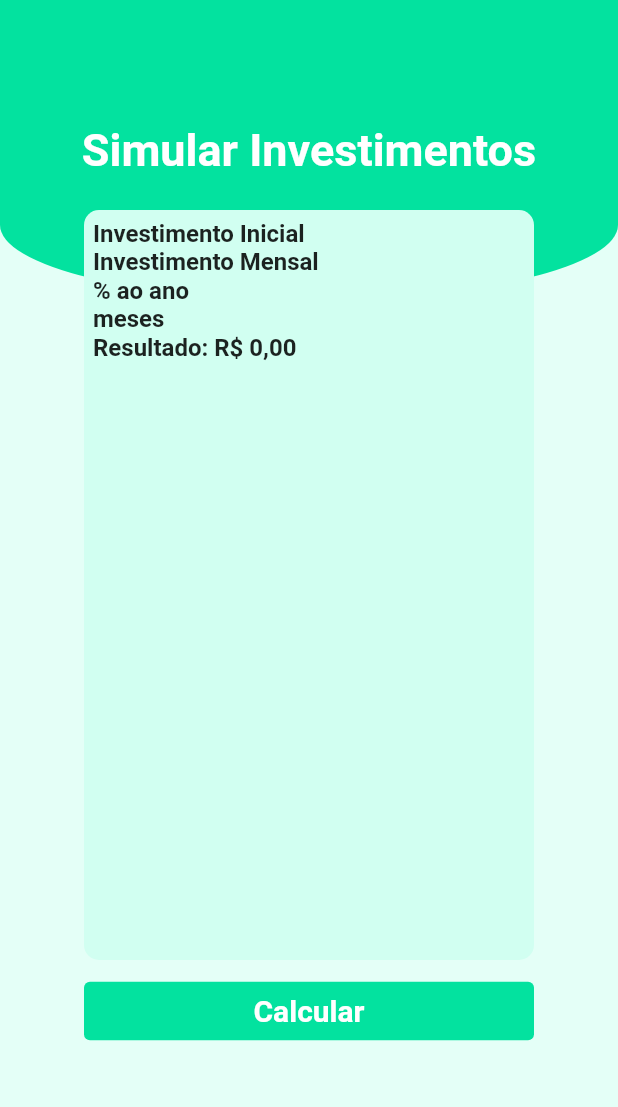
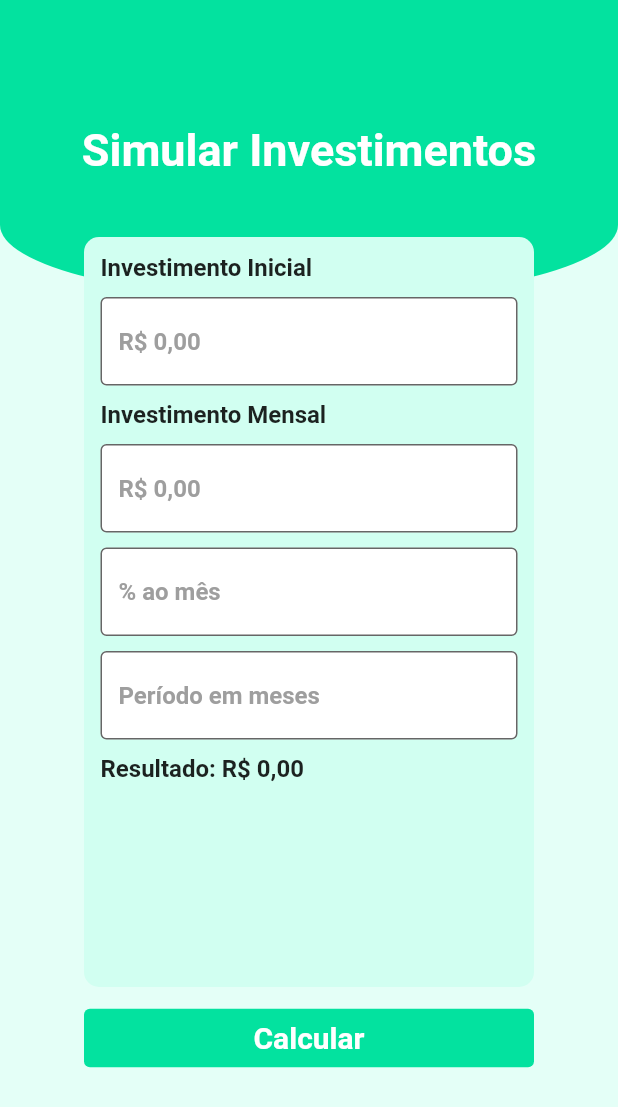
Before and after one commit to ElianMariano/sinvestimentos, a Flutter app: the screen it shows after launch, on a phone screen of 412 x 824 dp. Shown: the top 1107 px of the screen. Run offline on Flutter 3.47's test engine with Material 2 defaults, Android fonts, the phone set to English and light mode, and no system bars.

Commit message:
TextField

```diff
--- a/lib/main.dart
+++ b/lib/main.dart
@@ -64,6 +64,11 @@ class CalculateInfo extends StatefulWidget {
 }
 
 class _CalculateInfoState extends State<CalculateInfo> {
+  double inicial = 0;
+  double mensal = 0;
+  double percent = 0;
+  int periodo = 0;
+
   void calcular(){
     print("Hello");
   }
@@ -71,50 +76,106 @@ class _CalculateInfoState extends State<CalculateInfo> {
   @override
   Widget build(BuildContext context) {
     return Center(
+      child: SingleChildScrollView(
         child: Column(
           children: [
             const SizedBox(
-            height: 140,
+              height: 50,
             ),
             Container(
               child: Padding(
-              padding: EdgeInsets.all(6),
+                padding: const EdgeInsets.all(6),
                 child: Column(
                   crossAxisAlignment: CrossAxisAlignment.start,
-                  children: [
-                    Text(
+                    children: const [
+                      Padding(
+                        padding: EdgeInsets.all(5),
+                        child: Text(
                           'Investimento Inicial',
                           style: TextStyle(
                               fontWeight: FontWeight.bold,
                               fontSize: 16
                           ),
                         ),
-                    Text(
+                      ),
+                      Padding(
+                        padding: EdgeInsets.all(5),
+                        child: TextField(
+                          decoration: InputDecoration(
+                              filled: true,
+                              fillColor: Colors.white,
+                              border: OutlineInputBorder(),
+                              hintText: 'R\$ 0,00',
+                              hintStyle: TextStyle(
+                                  fontWeight: FontWeight.w600,
+                                  color: Colors.grey
+                              )
+                          ),
+                        ),
+                      ),
+                      Padding(
+                        padding: EdgeInsets.all(5),
+                        child: Text(
                           'Investimento Mensal',
                           style: TextStyle(
                               fontWeight: FontWeight.bold,
                               fontSize: 16
                           ),
                         ),
-                    Text(
-                      '% ao ano',
+                      ),
+                      Padding(
+                        padding: EdgeInsets.all(5),
+                        child: TextField(
+                          decoration: InputDecoration(
+                              filled: true,
+                              fillColor: Colors.white,
+                              border: OutlineInputBorder(),
+                              hintText: 'R\$ 0,00',
+                              hintStyle: TextStyle(
+                                  fontWeight: FontWeight.w600,
+                                  color: Colors.grey
+                              )
+                          ),
+                        ),
+                      ),
+                      Padding(
+                        padding: EdgeInsets.all(5),
+                        child: TextField(
+                          decoration: InputDecoration(
+                              filled: true,
+                              fillColor: Colors.white,
+                              border: OutlineInputBorder(),
+                              hintText: '% ao mês',
+                              hintStyle: TextStyle(
+                                  fontWeight: FontWeight.w600,
+                                  color: Colors.grey
+                              )
+                          ),
+                        ),
+                      ),
+                      Padding(
+                        padding: EdgeInsets.all(5),
+                        child: TextField(
+                          decoration: InputDecoration(
+                              filled: true,
+                              fillColor: Colors.white,
+                              border: OutlineInputBorder(),
+                              hintText: 'Período em meses',
+                              hintStyle: TextStyle(
+                                fontWeight: FontWeight.w600,
+                                color: Colors.grey
+                              )
+                          ),
+                        ),
+                      ),
+                      Padding(
+                        padding: EdgeInsets.all(5),
+                        child: Text(
+                          'Resultado: R\$ 0,00',
                           style: TextStyle(
                               fontWeight: FontWeight.bold,
                               fontSize: 16
                           ),
-                    ),
-                    Text(
-                      'meses',
-                      style: TextStyle(
-                          fontWeight: FontWeight.bold,
-                          fontSize: 16
-                      ),
-                    ),
-                    Text(
-                      'Resultado: R\$ 0,00',
-                      style: TextStyle(
-                          fontWeight: FontWeight.bold,
-                          fontSize: 16
                         ),
                       ),
                     ],
@@ -147,6 +208,7 @@ class _CalculateInfoState extends State<CalculateInfo> {
             ),
           ],
         ),
+      ),
     );
   }
 }
```
Lines whose indentation alone changed are shown as unchanged.
